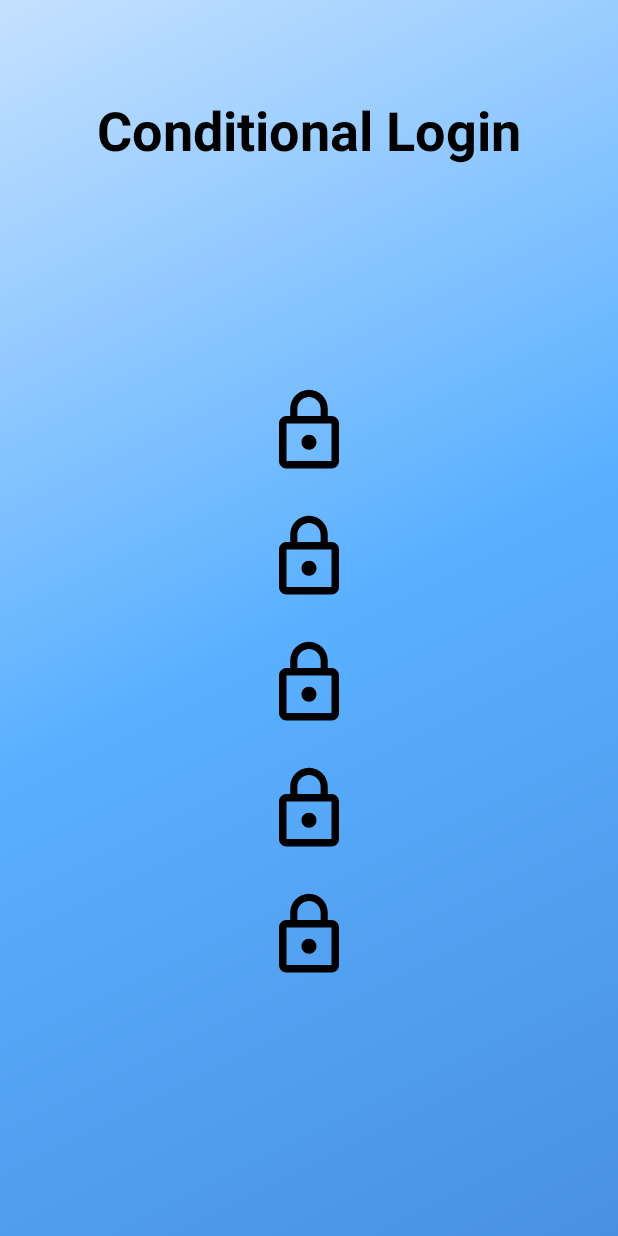
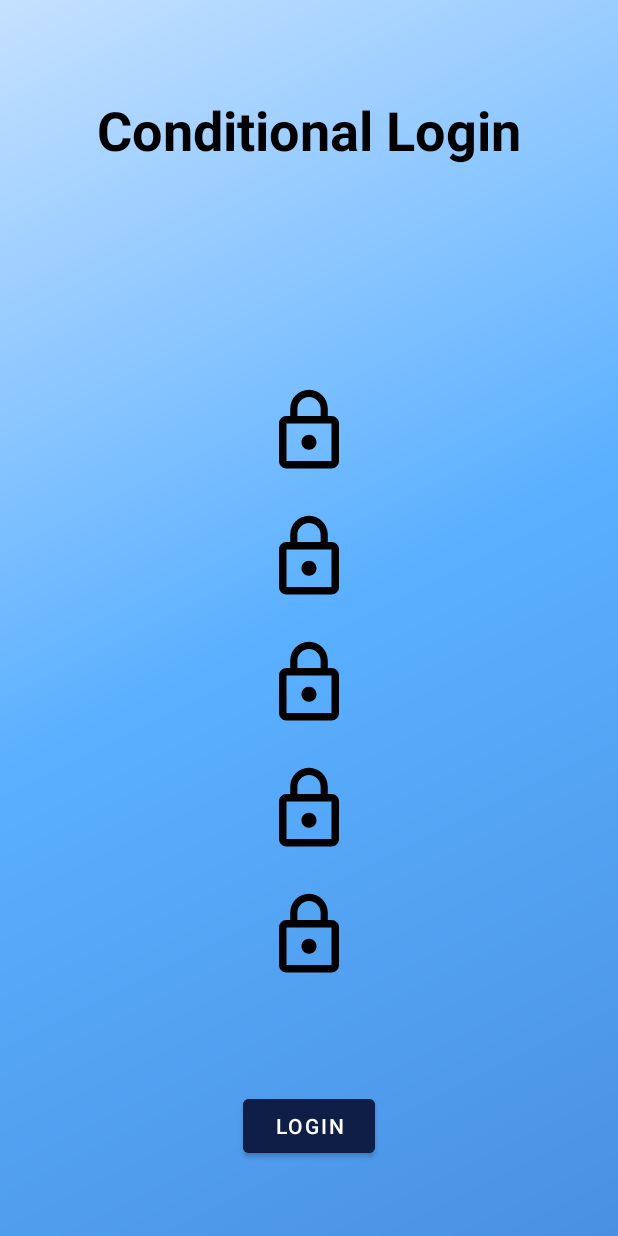
Before and after one commit to OmerMel/ConditionalLogin, an Android app: the screen it shows after launch (MainActivity), on a phone screen of 412 x 824 dp. Run offline under Robolectric (Android 15) with nearby library versions, the phone set to English and light mode, and no system bars; libraries missing offline, so code that uses them is left out: com.google.mlkit.vision.

Commit message:
bug fixed and new screen added

```diff
--- a/app/src/main/res/layout/activity_main.xml
+++ b/app/src/main/res/layout/activity_main.xml
@@ -21,6 +21,7 @@
         app:layout_constraintTop_toTopOf="parent" />
 
     <LinearLayout
+        android:id="@+id/linearLayout"
         android:layout_width="wrap_content"
         android:layout_height="wrap_content"
         android:gravity="center"
@@ -67,4 +68,16 @@
 
     </LinearLayout>
 
+    <Button
+        android:id="@+id/btn_login"
+        android:layout_width="wrap_content"
+        android:layout_height="wrap_content"
+        android:text="Login"
+        app:layout_constraintBottom_toBottomOf="parent"
+        app:layout_constraintEnd_toEndOf="parent"
+        app:layout_constraintStart_toStartOf="parent"
+        app:layout_constraintTop_toBottomOf="@+id/linearLayout"
+        android:backgroundTint="@color/primary_dark"/>
+
+
 </androidx.constraintlayout.widget.ConstraintLayout>
```
Also changed, not shown: app/src/main/java/com/example/conditionallogin/MainActivity.kt (+14 -0 lines), app/src/main/res/drawable/ic_check_green.xml (added, +11 -0 lines).
